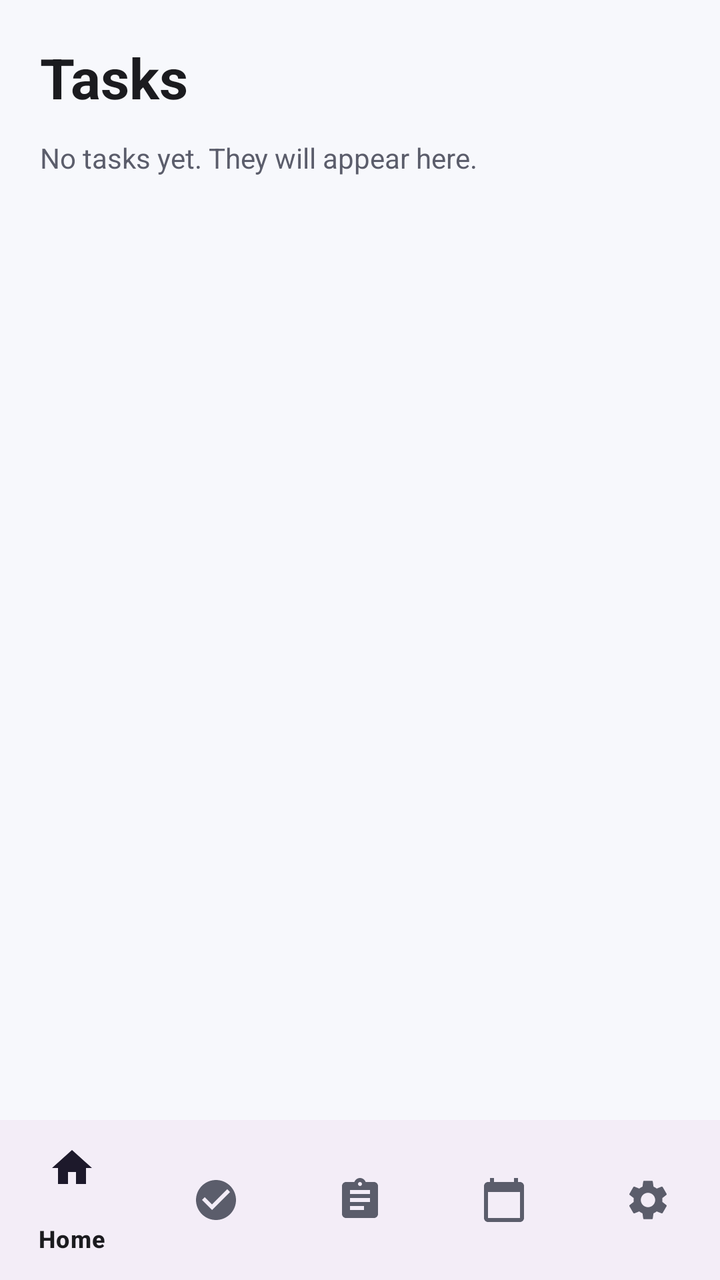
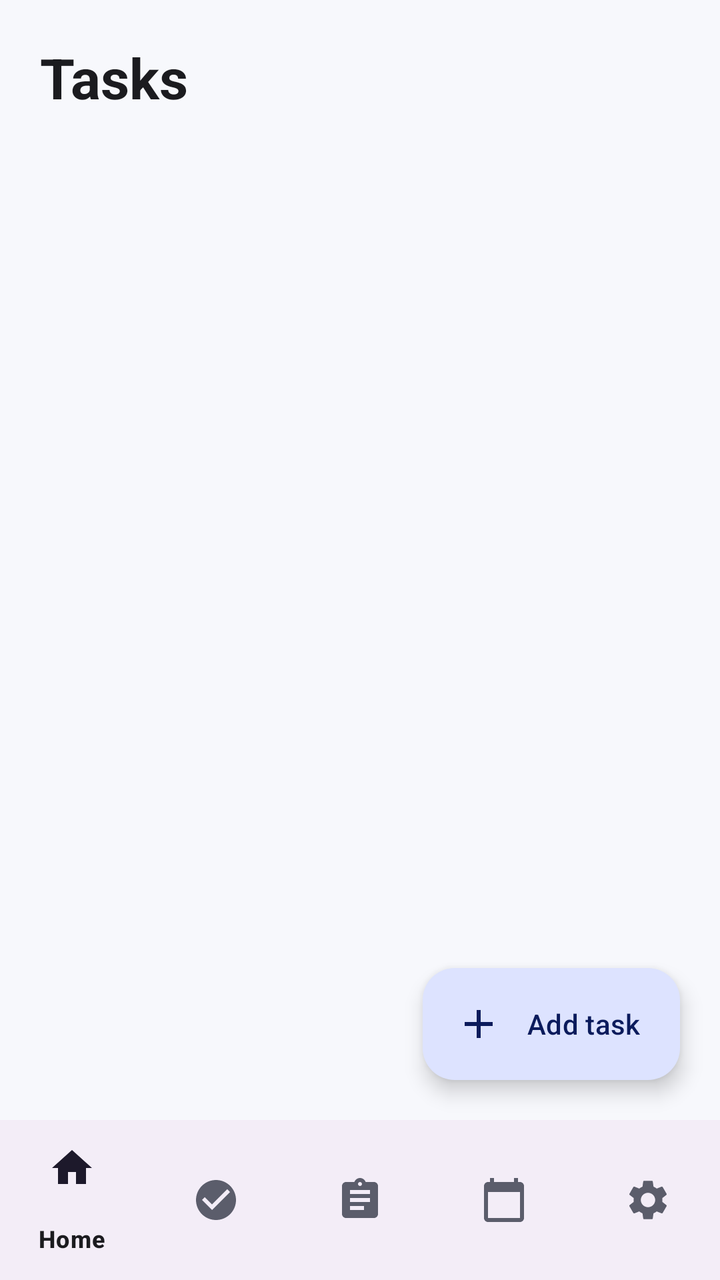

Screens rendered from an Android XML layout before and after an edit, with the pre-edit source and the edit as a unified diff.
<!-- AndroidManifest.xml: application theme Theme.StudentPlanner -->
<!-- res/layout/activity_tasks.xml -->
<?xml version="1.0" encoding="utf-8"?>
<LinearLayout xmlns:android="http://schemas.android.com/apk/res/android"
    xmlns:app="http://schemas.android.com/apk/res-auto"
    android:layout_width="match_parent"
    android:layout_height="match_parent"
    android:background="@color/planner_background"
    android:fitsSystemWindows="true"
    android:orientation="vertical">

    <LinearLayout
        android:layout_width="match_parent"
        android:layout_height="0dp"
        android:layout_weight="1"
        android:orientation="vertical"
        android:padding="20dp">

        <TextView
            android:layout_width="wrap_content"
            android:layout_height="wrap_content"
            android:text="@string/nav_tasks"
            android:textAppearance="?attr/textAppearanceHeadlineMedium"
            android:textColor="@color/planner_text"
            android:textStyle="bold" />

        <TextView
            android:layout_width="wrap_content"
            android:layout_height="wrap_content"
            android:layout_marginTop="12dp"
            android:text="@string/tasks_empty"
            android:textColor="@color/planner_text_secondary" />
    </LinearLayout>

    <com.google.android.material.bottomnavigation.BottomNavigationView
        android:id="@+id/bottomNavigation"
        android:layout_width="match_parent"
        android:layout_height="wrap_content"
        app:menu="@menu/bottom_nav_menu" />
</LinearLayout>
<!-- resources referenced by this layout -->
<resources>
  <color name="planner_background">#F7F8FC</color>
  <color name="planner_text">#1B1B1F</color>
  <color name="planner_text_secondary">#5B5D6B</color>
  <string name="nav_tasks">Tasks</string>
  <string name="tasks_empty">No tasks yet. They will appear here.</string>
  <style name="Theme.StudentPlanner" parent="Theme.Material3.DayNight.NoActionBar">
          <item name="colorPrimary">@color/primary</item>
          <item name="colorOnPrimary">@color/on_primary</item>
          <item name="colorPrimaryContainer">@color/primary_container</item>
          <item name="colorOnPrimaryContainer">@color/on_primary_container</item>
          <item name="colorSurface">@color/planner_surface</item>
          <item name="colorOnSurface">@color/planner_text</item>
          <item name="colorOnSurfaceVariant">@color/planner_text_secondary</item>
          <item name="android:colorBackground">@color/planner_background</item>
          <item name="android:statusBarColor">@android:color/transparent</item>
      </style>
  <color name="primary">#4F6BED</color>
  <color name="on_primary">#FFFFFF</color>
  <color name="primary_container">#DDE3FF</color>
  <color name="on_primary_container">#0B1B5C</color>
  <color name="planner_surface">#FFFFFF</color>
</resources>

<!-- the commit's change to res/layout/activity_tasks.xml (unified diff, before → after) -->
@@ -7,28 +7,54 @@
     android:fitsSystemWindows="true"
     android:orientation="vertical">
 
-    <LinearLayout
+    <FrameLayout
         android:layout_width="match_parent"
         android:layout_height="0dp"
-        android:layout_weight="1"
-        android:orientation="vertical"
-        android:padding="20dp">
+        android:layout_weight="1">
 
-        <TextView
+        <LinearLayout
+            android:layout_width="match_parent"
+            android:layout_height="match_parent"
+            android:orientation="vertical"
+            android:padding="20dp">
+
+            <TextView
+                android:layout_width="wrap_content"
+                android:layout_height="wrap_content"
+                android:text="@string/nav_tasks"
+                android:textAppearance="?attr/textAppearanceHeadlineMedium"
+                android:textColor="@color/planner_text"
+                android:textStyle="bold" />
+
+            
+            <TextView
+                android:id="@+id/tvEmpty"
+                android:layout_width="wrap_content"
+                android:layout_height="wrap_content"
+                android:layout_marginTop="12dp"
+                android:text="@string/tasks_empty"
+                android:textColor="@color/planner_text_secondary"
+                android:visibility="gone" />
+
+            <androidx.recyclerview.widget.RecyclerView
+                android:id="@+id/recyclerTasks"
+                android:layout_width="match_parent"
+                android:layout_height="0dp"
+                android:layout_marginTop="16dp"
+                android:layout_weight="1"
+                android:clipToPadding="false"
+                android:paddingBottom="88dp" />
+        </LinearLayout>
+
+        <com.google.android.material.floatingactionbutton.ExtendedFloatingActionButton
+            android:id="@+id/fabAddTask"
             android:layout_width="wrap_content"
             android:layout_height="wrap_content"
-            android:text="@string/nav_tasks"
-            android:textAppearance="?attr/textAppearanceHeadlineMedium"
-            android:textColor="@color/planner_text"
-            android:textStyle="bold" />
-
-        <TextView
-            android:layout_width="wrap_content"
-            android:layout_height="wrap_content"
-            android:layout_marginTop="12dp"
-            android:text="@string/tasks_empty"
-            android:textColor="@color/planner_text_secondary" />
-    </LinearLayout>
+            android:layout_gravity="bottom|end"
+            android:layout_margin="20dp"
+            android:text="@string/add_task"
+            app:icon="@drawable/ic_add" />
+    </FrameLayout>
 
     <com.google.android.material.bottomnavigation.BottomNavigationView
         android:id="@+id/bottomNavigation"
<!-- resource entries referenced after the edit -->
@@ -3,8 +3,17 @@
   <color name="planner_background">#F7F8FC</color>
   <color name="planner_text">#1B1B1F</color>
   <color name="planner_text_secondary">#5B5D6B</color>
+  <!-- drawable ic_add (drawable) -->
+  <vector xmlns:android="http://schemas.android.com/apk/res/android"
+      android:width="24dp" android:height="24dp"
+      android:viewportWidth="24" android:viewportHeight="24"
+      android:tint="?attr/colorControlNormal">
+      <path android:fillColor="#000000"
+          android:pathData="M19,13h-6v6h-2v-6H5v-2h6V5h2v6h6v2z" />
+  </vector>
+  <string name="add_task">Add task</string>
   <string name="nav_tasks">Tasks</string>
-  <string name="tasks_empty">No tasks yet. They will appear here.</string>
+  <string name="tasks_empty">No tasks yet. Tap “Add task” to create your first one.</string>
   <style name="Theme.StudentPlanner" parent="Theme.Material3.DayNight.NoActionBar">
           <item name="colorPrimary">@color/primary</item>
           <item name="colorOnPrimary">@color/on_primary</item>
